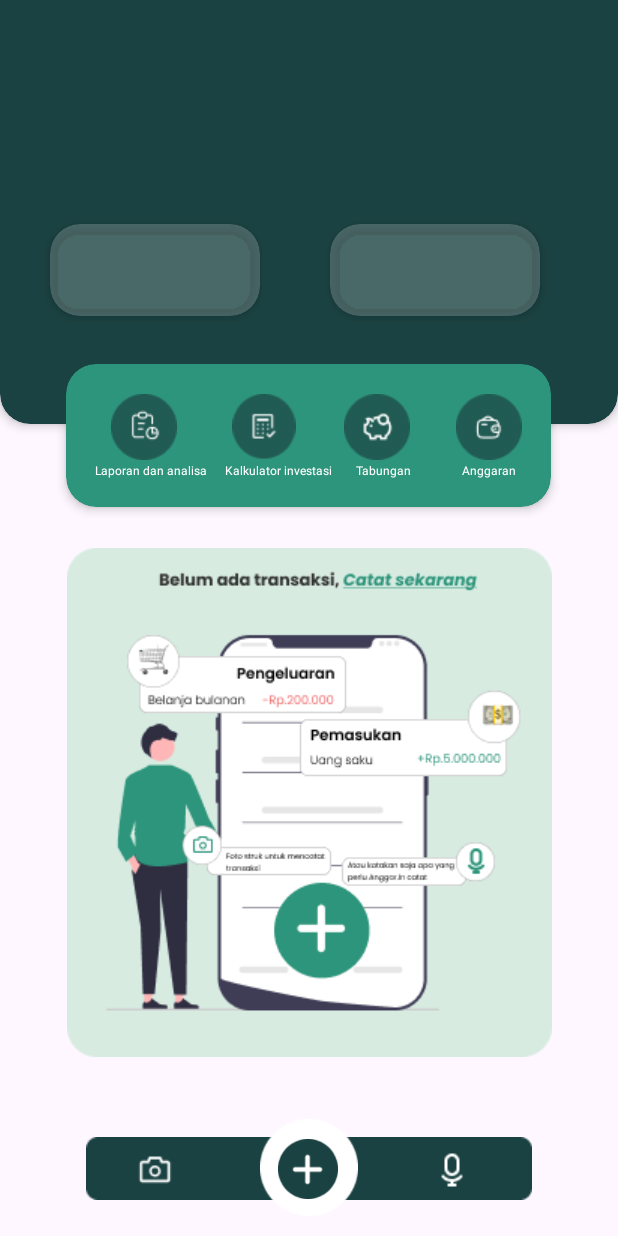
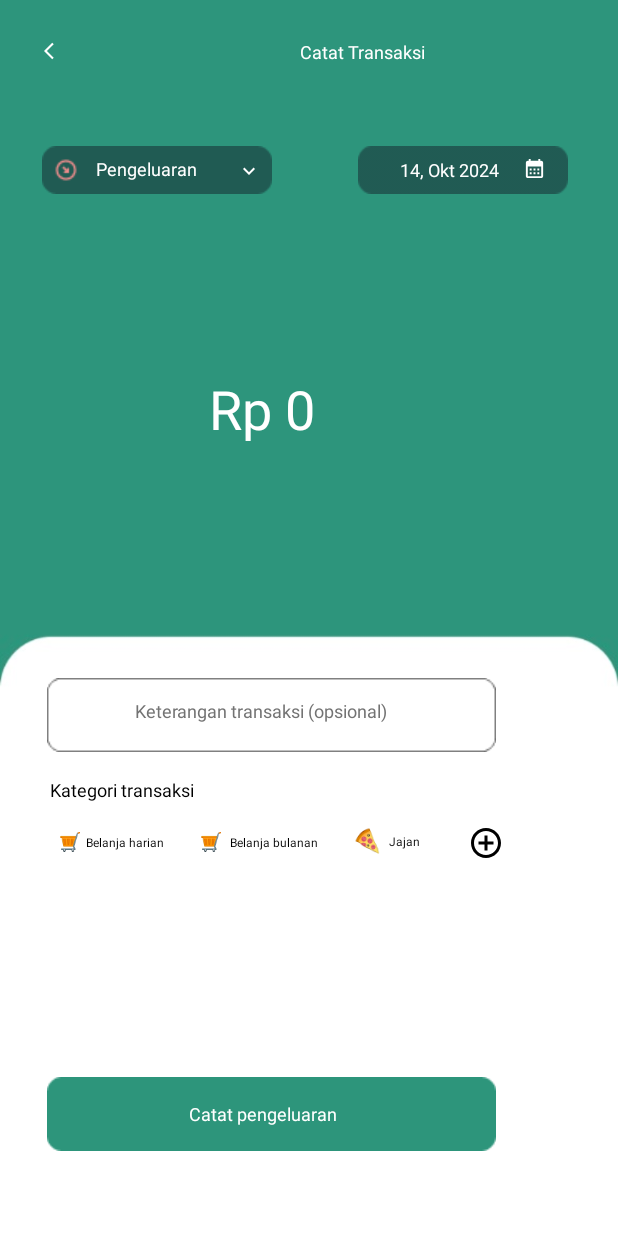
Before and after one commit to Anggar-In/Mobile-Development, an Android app: the screen it shows after launch (HomeActivity before the commit, PengeluaranActivity after it), after a tap on an icon or button, on a phone screen of 412 x 824 dp. Run offline under Robolectric (Android 15) with nearby library versions, the phone set to English and light mode, and no system bars.

Commit message:
home-expend-budgeting

```diff
--- a/app/src/main/AndroidManifest.xml
+++ b/app/src/main/AndroidManifest.xml
@@ -22,6 +22,7 @@
             </intent-filter>
         </activity>
         <activity android:name=".BudgetingActivity"></activity>
+        <activity android:name=".PengeluaranActivity"></activity>
     </application>
 
 </manifest>
--- a/app/src/main/res/layout/home_activity.xml
+++ b/app/src/main/res/layout/home_activity.xml
@@ -32,7 +32,7 @@
                 android:layout_width="140dp"
                 android:layout_height="61dp"
                 android:layout_marginTop="170dp"
-                android:layout_marginStart="33dp"
+                android:layout_marginStart="40dp"
                 app:cardBackgroundColor="@color/white_opacity"
                 app:cardElevation="4dp"
                 app:cardCornerRadius="20dp">
@@ -41,7 +41,7 @@
             <androidx.cardview.widget.CardView
                 android:layout_width="140dp"
                 android:layout_height="61dp"
-                android:layout_marginLeft="220dp"
+                android:layout_marginLeft="230dp"
                 android:layout_marginTop="170dp"
                 app:cardBackgroundColor="@color/white_opacity"
                 app:cardCornerRadius="20dp"
--- a/app/src/main/res/layout/pengeluaran_activity.xml
+++ b/app/src/main/res/layout/pengeluaran_activity.xml
@@ -17,9 +17,9 @@
         android:layout_width="wrap_content"
         android:layout_height="18dp"
         android:layout_gravity="top|left"
-        android:layout_marginLeft="135dp"
+        android:layout_marginLeft="200dp"
         android:layout_marginTop="26dp"
-        android:gravity="left|center_vertical"
+        android:gravity="center_vertical"
         android:includeFontPadding="false"
         android:maxLines="1"
         android:singleLine="true"
```
